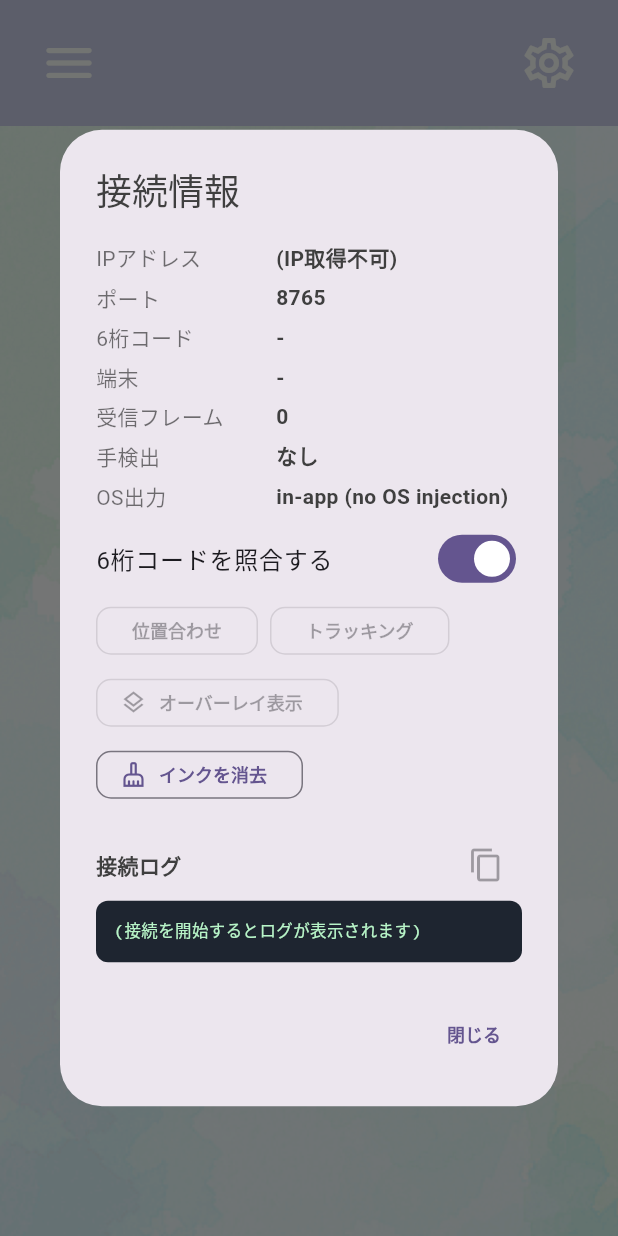
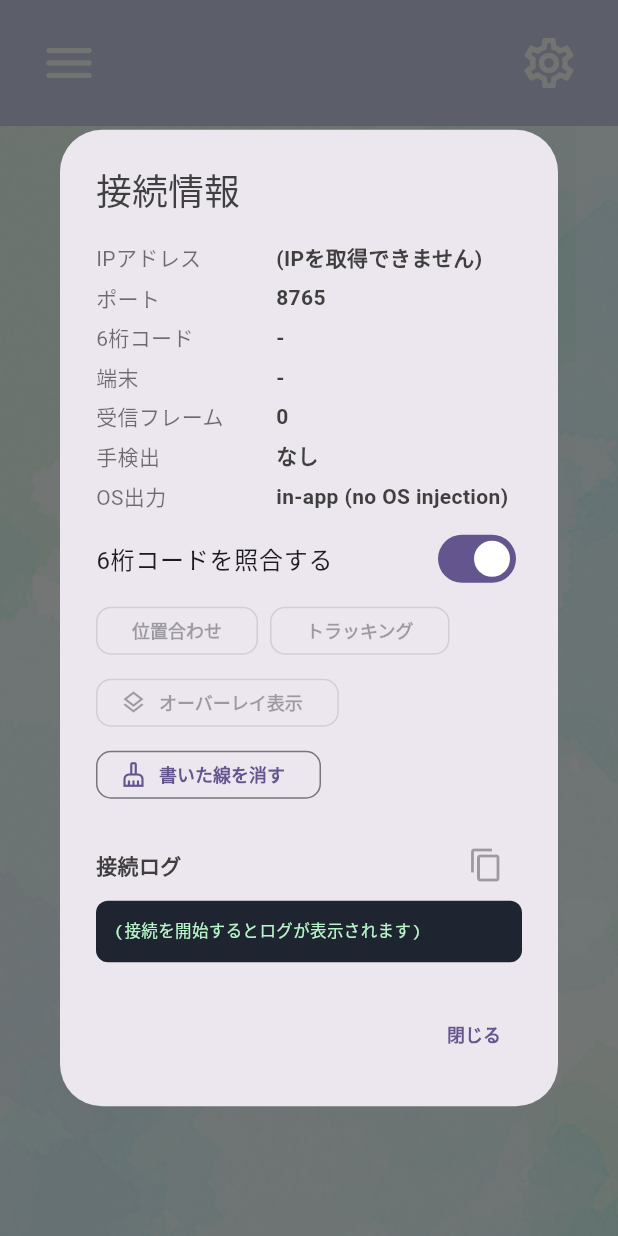
Before and after one commit to KIT-DevelopersHub/screact, a Flutter app: the screen it shows after launch, in the side drawer, after a tap on "接続情報", on a phone screen of 412 x 824 dp. Run offline on Flutter 3.47's test engine with Material 3 defaults, Android fonts, the phone set to English and light mode, and no system bars.

Commit message:
feat(desktop): 非エンジニア向けにUI文言を分かりやすく改善
接続・位置合わせ・オーバーレイ各画面の状態表示/ボタン/エラー案内を、
次に何をすればよいかが伝わる文言へ変更。gesture/interaction/接続の
ロジックは変更せず、表示テキストのみ調整。

- 状態表示: 「操作できます」→「準備完了！指でスライドを操作できます」等、
  次の操作が伝わる表現へ
- エラー案内: 原因だけでなく対処（同じWi-Fi確認・再試行・ポート確認）を明記
- 技術用語の平易化: 「キャリブレーション」→「位置合わせ」、「平滑化」→「手ブレ補正」、
  「インクを消去」→「書いた線を消す」、英語見出し「Setting」→「設定」
- 変更した文言に追従して widget テストの期待値を1件更新

Co-Authored-By: Claude Opus 4.8 <noreply@anthropic.com>

```diff
--- a/desktop/lib/ui/home_page.dart
+++ b/desktop/lib/ui/home_page.dart
@@ -108,11 +108,11 @@ class _HomePageState extends State<HomePage> {
       !_enteringOverlay;
   String get _overlayExitHint =>
       Platform.isWindows
-          ? '解除するには Ctrl+Shift+O を使ってください'
-          : '解除するには、メニューバーの ✏ または ⌘⇧O を使ってください';
+          ? '操作画面を閉じるには Ctrl+Shift+O を押してください'
+          : '操作画面を閉じるには、メニューバーの ✏ か ⌘⇧O を押してください';
   int get _port => _configuredPort;
   int get _displayPort => _server?.boundPort ?? _configuredPort;
-  String get _displayIp => _wifiIp ?? '(IP取得不可)';
+  String get _displayIp => _wifiIp ?? '(IPを取得できません)';
 
   @override
   void initState() {
@@ -330,7 +330,10 @@ class _HomePageState extends State<HomePage> {
       setState(() {
         _startingServer = false;
         _pairingCode = null;
-        _serverError = '接続を開始できませんでした: $error';
+        _serverError =
+            '接続を開始できませんでした。'
+            'ポート番号が他のアプリで使われていないか確認して、'
+            'もう一度お試しください。（詳細: $error）';
       });
     } finally {
       if (identical(_startingServerInstance, server)) {
@@ -453,13 +456,15 @@ class _HomePageState extends State<HomePage> {
   Future<void> _enterOverlay() async {
     if (_disposed || !mounted || _enteringOverlay) return;
     if (!_running || !_phoneConnected) {
-      setState(() => _overlayError = 'スマホ接続後にオーバーレイを表示できます。');
+      setState(
+        () => _overlayError = 'スマホを接続すると、操作画面を表示できます。',
+      );
       return;
     }
     if (!_engine.isCalibrated && !_flow.showingTarget) {
       setState(() {
         _section = DesktopSection.calibration;
-        _overlayError = '先に位置合わせを完了してください。';
+        _overlayError = '先に「位置合わせ」を終わらせてください。';
       });
       return;
     }
@@ -628,12 +633,12 @@ class _HomePageState extends State<HomePage> {
             pairingPhase == PairingPhase.timeout);
     final retrying = pairingPhase == PairingPhase.timeout && canRestartSearch;
     final primaryLabel = switch (pairingPhase) {
-      _ when _startingServer => '準備中',
-      PairingPhase.searching => '検索中',
-      PairingPhase.waitingConnect => '接続待ち',
-      PairingPhase.timeout when canRestartSearch => '再試行',
-      PairingPhase.idle when canRestartSearch => '再検索',
-      _ => '始める',
+      _ when _startingServer => '準備中…',
+      PairingPhase.searching => '検索中…',
+      PairingPhase.waitingConnect => '接続中…',
+      PairingPhase.timeout when canRestartSearch => 'もう一度さがす',
+      PairingPhase.idle when canRestartSearch => 'もう一度さがす',
+      _ => 'はじめる',
     };
     final VoidCallback? primaryAction =
         _startingServer ||
@@ -706,7 +711,7 @@ class _HomePageState extends State<HomePage> {
             key: const ValueKey('server-stop'),
             width: 430,
             height: 78,
-            label: '接続停止',
+            label: '接続を止める',
             onPressed: _running ? _stopServer : null,
             textStyle: const TextStyle(
               fontSize: 38,
@@ -824,20 +829,21 @@ class _HomePageState extends State<HomePage> {
   }
 
   String _connectionStatusLabel() {
-    if (_startingServer) return '接続を準備しています・・・';
-    if (!_running) return '接続を開始してください';
+    if (_startingServer) return '接続を準備しています…';
+    if (!_running) return '「はじめる」を押して接続をはじめてください';
     if (!_phoneConnected) {
       return switch (_pairing.phase) {
-        PairingPhase.searching => 'スマホを検索しています・・・',
-        PairingPhase.waitingConnect => 'スマホを検出しました。接続を待っています・・・',
-        PairingPhase.timeout => 'スマホが見つかりません。再試行してください',
-        PairingPhase.idle => 'スマホの接続待ち・・・',
+        PairingPhase.searching => 'スマホを検索しています…（スマホ側のアプリを開いてください）',
+        PairingPhase.waitingConnect => 'スマホが見つかりました。接続しています…',
+        PairingPhase.timeout =>
+          'スマホが見つかりません。同じWi-Fiにつないで「もう一度さがす」を押してください',
+        PairingPhase.idle => 'スマホからの接続を待っています…',
       };
     }
     if (_engine.isCalibrated && _status.mode == EngineMode.tracking) {
-      return '操作できます';
-    }
-    return '接続中・・・';
+      return '準備完了！指でスライドを操作できます';
+    }
+    return 'スマホと接続しました。「位置合わせ」にすすんでください';
   }
 
   Widget _calibrationScreen() {
@@ -863,7 +869,7 @@ class _HomePageState extends State<HomePage> {
           left: 250,
           width: 1100,
           child: Text(
-            '位置合わせ完了後は自動でオーバーレイ表示します。$_overlayExitHint',
+            '位置合わせが終わると、自動で操作画面に切り替わります。$_overlayExitHint',
             key: const ValueKey('overlay-exit-hint'),
             textAlign: TextAlign.center,
             style: const TextStyle(
@@ -880,7 +886,7 @@ class _HomePageState extends State<HomePage> {
             key: const ValueKey('calibration-start'),
             width: 420,
             height: 82,
-            label: '位置合わせ開始',
+            label: '位置合わせをはじめる',
             onPressed:
                 _running && _phoneConnected && !_flow.showingTarget
                     ? _onPhonePlaced
@@ -965,31 +971,31 @@ class _HomePageState extends State<HomePage> {
   }
 
   String _calibrationStatusLabel() {
-    if (!_running) return 'PC接続を開始してください';
-    if (!_phoneConnected) return 'スマホ接続待ち...';
-    if (_flow.showingTarget) return '検出中...';
+    if (!_running) return 'まず「接続」画面で接続をはじめてください';
+    if (!_phoneConnected) return 'スマホの接続を待っています…';
+    if (_flow.showingTarget) return '読み取り中…';
     if (_engine.isCalibrated) return '位置合わせ完了';
-    return '検出準備完了';
+    return '準備ができました。「位置合わせをはじめる」を押してください';
   }
 
   Widget _workspaceScreen() {
     final title = switch ((_running, _phoneConnected, _engine.isCalibrated)) {
-      (false, _, _) => 'PC接続を開始してください',
+      (false, _, _) => 'まず接続をはじめてください',
       (true, false, _) => 'スマホの接続を待っています',
       (true, true, false) => '位置合わせが必要です',
-      _ when _enteringOverlay => 'オーバーレイを準備しています',
-      _ => 'オーバーレイは解除されています',
+      _ when _enteringOverlay => '操作画面を準備しています',
+      _ => '操作画面は表示していません',
     };
     final description = switch ((
       _running,
       _phoneConnected,
       _engine.isCalibrated,
     )) {
-      (false, _, _) => '接続画面で「始める」を押すと、自動検出を開始します。',
-      (true, false, _) => '接続後、位置合わせ済みならスライド上へ自動表示します。',
-      (true, true, false) => '位置合わせを完了すると、スライド上へ自動表示します。',
+      (false, _, _) => '「接続」画面で「はじめる」を押すと、スマホの接続をはじめます。',
+      (true, false, _) => '接続すると、位置合わせ済みの場合はスライド上へ自動で表示します。',
+      (true, true, false) => '位置合わせを終えると、スライド上へ自動で表示します。',
       _ when _enteringOverlay => '透明な操作画面へ切り替えています…',
-      _ => '下のボタンから、透明な操作画面をもう一度表示できます。',
+      _ => '下のボタンで、透明な操作画面をもう一度表示できます。',
     };
     return _designCanvas(
       key: const ValueKey('workspace-page'),
@@ -1077,7 +1083,7 @@ class _HomePageState extends State<HomePage> {
                       key: const ValueKey('overlay-clear'),
                       width: 300,
                       height: 72,
-                      label: 'インクを消去',
+                      label: '書いた線を消す',
                       icon: Icons.cleaning_services_outlined,
                       outlined: true,
                       onPressed: _overlay.clear,
@@ -1132,7 +1138,7 @@ class _HomePageState extends State<HomePage> {
               CharacterMascot(size: 150, semanticLabel: '設定キャラクター'),
               SizedBox(width: 20),
               Text(
-                'Setting',
+                '設定',
                 style: TextStyle(
                   fontSize: 70,
                   fontWeight: FontWeight.w900,
@@ -1228,7 +1234,7 @@ class _HomePageState extends State<HomePage> {
                   children: [
                     const Expanded(
                       child: Text(
-                        '平滑化',
+                        '手ブレ補正',
                         style: TextStyle(
                           fontSize: 38,
                           fontWeight: FontWeight.w900,
@@ -1576,7 +1582,7 @@ class _HomePageState extends State<HomePage> {
                 mainAxisSize: MainAxisSize.min,
                 children: [
                   const Text(
-                    'キャリブレーション中: スマホのカメラでこの画面全体を映してください',
+                    '位置合わせ中: スマホのカメラで画面全体を映してください',
                     style: TextStyle(color: Colors.white, fontSize: 13),
                   ),
                   const SizedBox(width: 14),
@@ -1675,7 +1681,7 @@ class _HomePageState extends State<HomePage> {
                               icon: const Icon(
                                 Icons.cleaning_services_outlined,
                               ),
-                              label: const Text('インクを消去'),
+                              label: const Text('書いた線を消す'),
                             ),
                           ],
                         ),
```
Also changed, not shown: 1 other file.
